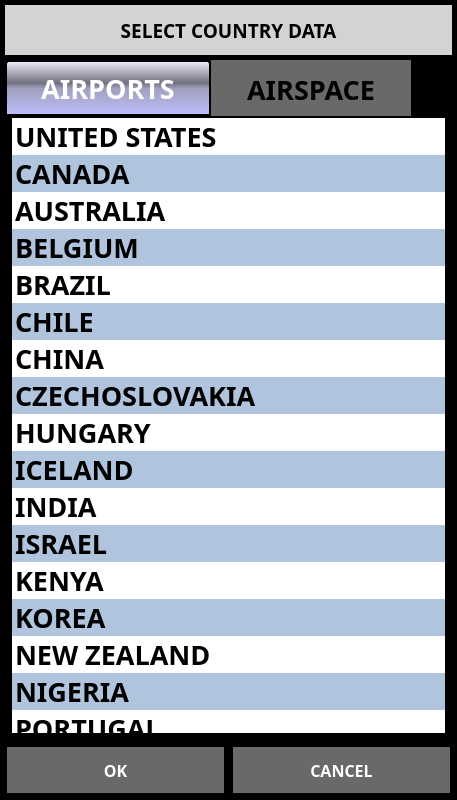
Old version of the form ui/CountryDialog.ui in the repository UnexplodedMinds/Stratofier.
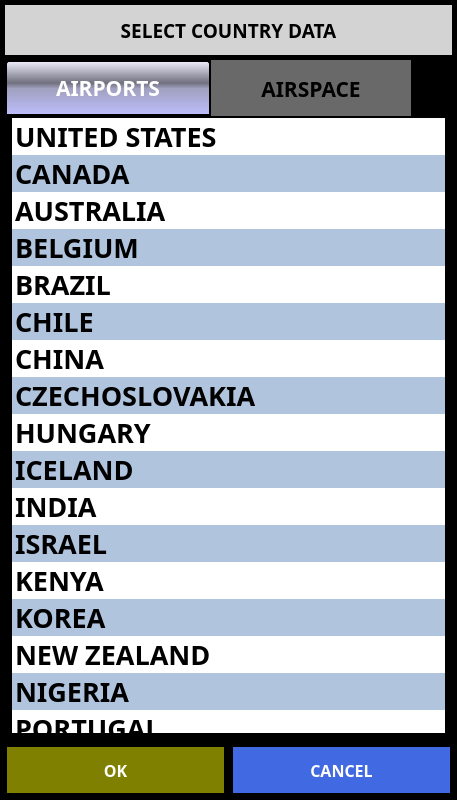
New version of the form.

Commit message: Colorize some of the buttons and add initial bluetooth discovery support.  This DOES NOT work on Windows.

Patch:
```diff
--- a/ui/CountryDialog.ui
+++ b/ui/CountryDialog.ui
@@ -88,7 +88,7 @@
   </property>
   <property name="font">
    <font>
-    <family>Piboto</family>
+    <family>Droid Sans</family>
     <pointsize>12</pointsize>
     <weight>75</weight>
     <bold>true</bold>
@@ -131,7 +131,7 @@
 QTabBar::tab
 {
 	font-family: Sans-serif;
-	font-size: 20pt;
+	font-size: 16pt;
 	font-weight: bold;
 	min-width: 200px;
 	min-height: 50px;
@@ -193,6 +193,21 @@
        <property name="autoFillBackground">
         <bool>false</bool>
        </property>
+       <property name="styleSheet">
+        <string notr="true">QPushButton
+{
+	border: none;
+	background-color: Olive;
+	color: white;
+}
+QPushButton::pressed
+{
+	border: none;
+	background-color: OliveDrab;
+	color: black;
+}
+</string>
+       </property>
        <property name="text">
         <string>OK</string>
        </property>
@@ -232,6 +247,21 @@
        <property name="autoFillBackground">
         <bool>false</bool>
        </property>
+       <property name="styleSheet">
+        <string notr="true">QPushButton
+{
+	border: none;
+	background-color: RoyalBlue;
+	color: white;
+}
+QPushButton::pressed
+{
+	border: none;
+	background-color: CornflowerBlue;
+	color: black;
+}
+</string>
+       </property>
        <property name="text">
         <string>CANCEL</string>
        </property>
@@ -295,6 +325,13 @@
    </item>
    <item row="1" column="0" colspan="2">
     <widget class="QTabWidget" name="dataTypeTabWidget">
+     <property name="font">
+      <font>
+       <family>Droid Sans</family>
+       <weight>75</weight>
+       <bold>true</bold>
+      </font>
+     </property>
      <property name="currentIndex">
       <number>0</number>
      </property>
```
The commit also changes 21 other files.
